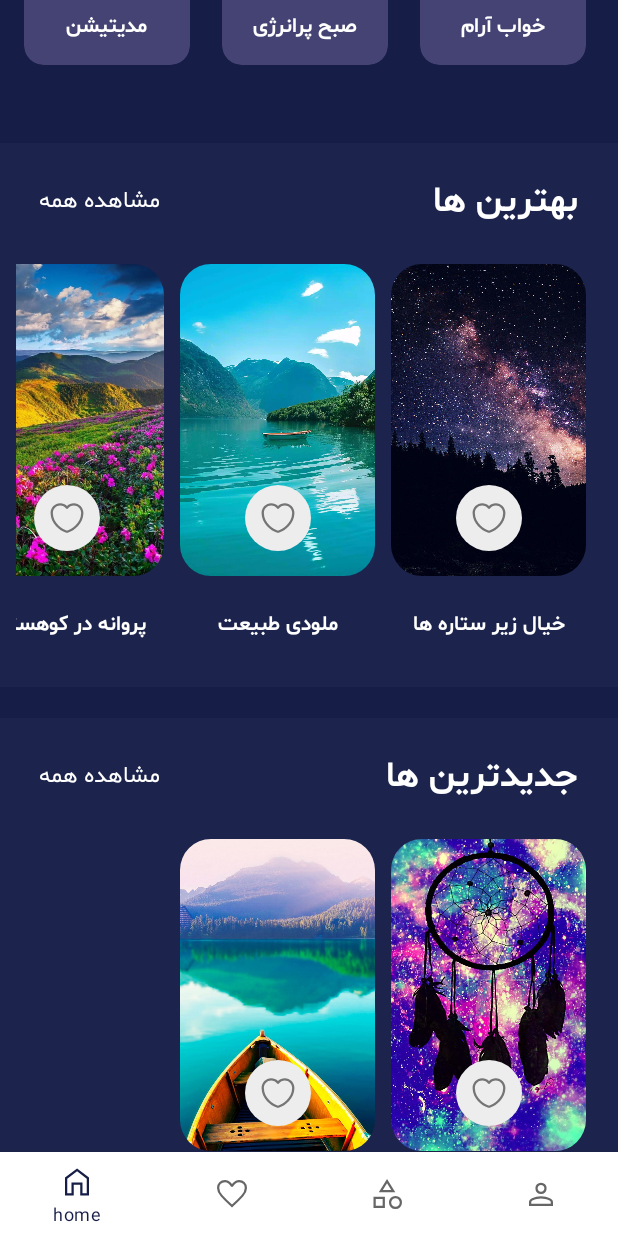
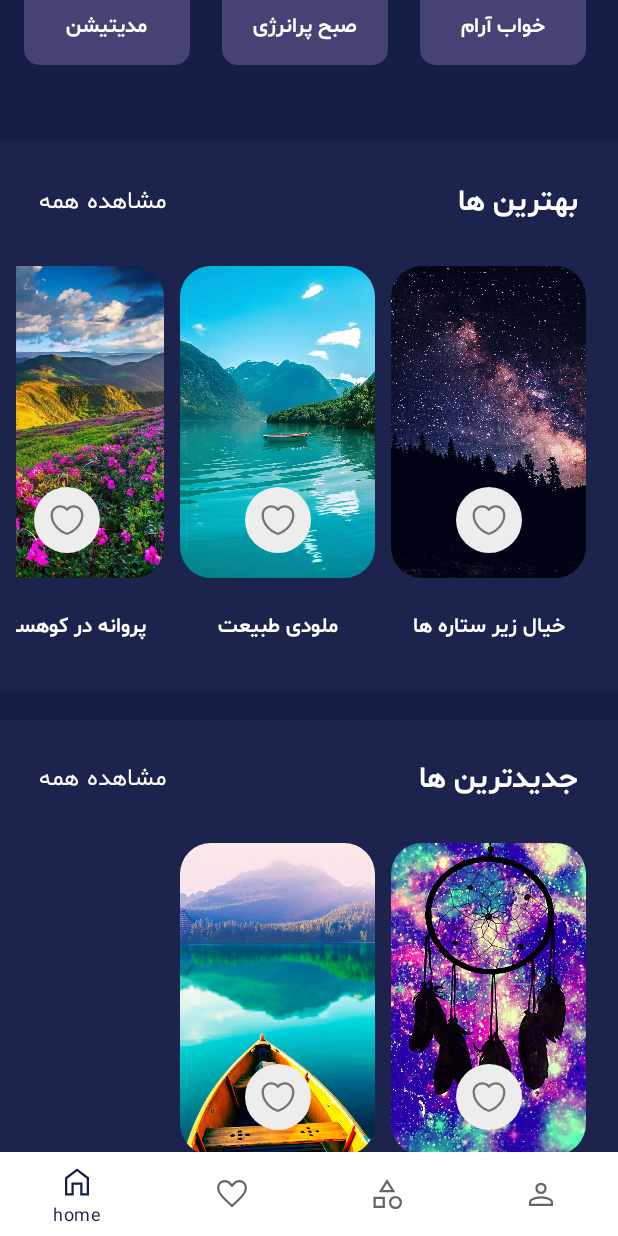
Before and after one commit to AndroidFPN/DreamApp, an Android app: the screen it shows after launch (MainActivity), scrolled down 540 dp, on a phone screen of 412 x 824 dp. Run offline under Robolectric (Android 15) with nearby library versions, the phone set to English and light mode, and no system bars; our stand-ins replace Dagger/Hilt's generated code, Room's generated code, navigation-ui, sdp/ssp sizes.

Commit message:
Add some app styles and refactor views attributes in layouts.

```diff
--- a/app/src/main/res/layout/activity_main.xml
+++ b/app/src/main/res/layout/activity_main.xml
@@ -6,7 +6,7 @@
     android:layout_height="match_parent"
     tools:context=".MainActivity">
 
-    <fragment
+    <androidx.fragment.app.FragmentContainerView
         android:id="@+id/navHostFragment"
         android:name="androidx.navigation.fragment.NavHostFragment"
         android:layout_width="0dp"
--- a/app/src/main/res/layout/home_category_item.xml
+++ b/app/src/main/res/layout/home_category_item.xml
@@ -1,15 +1,13 @@
 <?xml version="1.0" encoding="utf-8"?>
 <com.google.android.material.card.MaterialCardView xmlns:android="http://schemas.android.com/apk/res/android"
     xmlns:app="http://schemas.android.com/apk/res-auto"
+    xmlns:tools="http://schemas.android.com/tools"
     android:layout_width="wrap_content"
     android:layout_height="wrap_content"
-    android:background="@android:color/transparent"
+    android:layout_marginStart="@dimen/_8sdp"
+    android:layout_marginEnd="@dimen/_8sdp"
     android:minWidth="@dimen/_85sdp"
     app:cardBackgroundColor="@color/deep_purple500_30Transparency"
-    app:cardCornerRadius="@dimen/_10sdp"
-    android:layout_marginEnd="@dimen/_8sdp"
-    android:layout_marginStart="@dimen/_8sdp"
-    app:cardElevation="0dp"
     app:contentPaddingBottom="@dimen/_12sdp"
     app:contentPaddingLeft="@dimen/_16sdp"
     app:contentPaddingRight="@dimen/_16sdp"
@@ -24,8 +22,7 @@
 
         <androidx.appcompat.widget.AppCompatImageView
             android:id="@+id/categoryIcon"
-            android:layout_width="@dimen/_36sdp"
-            android:layout_height="@dimen/_36sdp"
+            style="@style/ImageView.Medium"
             app:srcCompat="@drawable/category_icon" />
 
         <com.google.android.material.textview.MaterialTextView
@@ -33,9 +30,8 @@
             android:layout_width="wrap_content"
             android:layout_height="wrap_content"
             android:layout_marginTop="@dimen/_4sdp"
+            android:textAppearance="@style/TextAppearance.MaterialComponents.Body2"
             android:textStyle="bold"
-            android:text="خواب آرام"
-            android:textAppearance="@style/TextAppearance.MaterialComponents.Body2"
-            android:textColor="@color/white" />
+            tools:text="خواب آرام" />
     </LinearLayout>
 </com.google.android.material.card.MaterialCardView>
--- a/app/src/main/res/layout/home_recycler_layout.xml
+++ b/app/src/main/res/layout/home_recycler_layout.xml
@@ -4,7 +4,7 @@
     xmlns:tools="http://schemas.android.com/tools"
     android:layout_width="match_parent"
     android:layout_height="wrap_content"
-    android:background="#0D879ABF">
+    android:background="@color/gray">
 
     <com.google.android.material.textview.MaterialTextView
         android:id="@+id/viewAllTv"
@@ -12,8 +12,7 @@
         android:layout_height="wrap_content"
         android:layout_margin="@dimen/_20sdp"
         android:text="@string/view_all_text"
-        android:textColor="@color/white"
-        android:textSize="@dimen/_12ssp"
+        android:textAppearance="@style/TextAppearance.MaterialComponents.Body1"
         app:layout_constraintStart_toStartOf="parent"
         app:layout_constraintTop_toTopOf="parent" />
 
@@ -24,8 +23,7 @@
         android:layout_marginEnd="@dimen/_20sdp"
         android:gravity="end"
         android:text="@string/best_text"
-        android:textAppearance="@style/TextAppearance.MaterialComponents.Headline5"
-        android:textColor="@color/white"
+        android:textAppearance="@style/TextAppearance.MaterialComponents.Headline6"
         android:textStyle="bold"
         app:layout_constraintBottom_toBottomOf="@+id/viewAllTv"
         app:layout_constraintEnd_toEndOf="parent"
--- a/app/src/main/res/layout/layout_sugestion_banner.xml
+++ b/app/src/main/res/layout/layout_sugestion_banner.xml
@@ -4,7 +4,6 @@
     android:id="@+id/suggestCardView"
     android:layout_width="match_parent"
     android:layout_height="wrap_content"
-    app:cardElevation="0dp"
     android:backgroundTint="@color/deep_purple500_40Transparency">
 
     <androidx.constraintlayout.widget.ConstraintLayout xmlns:android="http://schemas.android.com/apk/res/android"
@@ -28,8 +27,8 @@
             android:layout_width="0dp"
             android:layout_height="wrap_content"
             android:text="الان استرس داری؟"
+            android:textStyle="bold"
             android:textAppearance="@style/TextAppearance.MaterialComponents.Headline6"
-            android:textColor="@color/white"
             app:layout_constraintEnd_toEndOf="parent"
             app:layout_constraintStart_toEndOf="@+id/ivSuggestionBanner"
             app:layout_constraintTop_toTopOf="parent" />
@@ -38,10 +37,8 @@
             android:id="@+id/tvDescription"
             android:layout_width="0dp"
             android:layout_height="wrap_content"
-           android:textStyle="bold"
             android:text="الان استرس داری؟"
             android:textAppearance="@style/TextAppearance.MaterialComponents.Body1"
-            android:textColor="@color/white"
             app:layout_constraintEnd_toEndOf="parent"
             app:layout_constraintStart_toEndOf="@+id/ivSuggestionBanner"
             app:layout_constraintTop_toBottomOf="@+id/tvTitle" />
--- a/app/src/main/res/layout/row_recycler.xml
+++ b/app/src/main/res/layout/row_recycler.xml
@@ -34,7 +34,6 @@
         android:layout_marginTop="@dimen/_16sdp"
         android:textStyle="bold"
         android:textAppearance="@style/TextAppearance.AppCompat.Body2"
-        android:textColor="@color/white"
         app:layout_constraintEnd_toEndOf="parent"
         app:layout_constraintStart_toStartOf="parent"
         app:layout_constraintTop_toBottomOf="@+id/ivFavorite"
--- a/app/src/main/res/values/colors.xml
+++ b/app/src/main/res/values/colors.xml
@@ -270,7 +270,5 @@
      <color name="Shadow2">#ffc8bbfd</color>
      <color name="Shadow1">#ffded6fe</color>
      <color name="Shadow0">#fff4f2ff</color>
-
-
-
+    <color name="gray">#0D879ABF</color>
 </resources>
--- a/app/src/main/res/values/themes.xml
+++ b/app/src/main/res/values/themes.xml
@@ -9,10 +9,37 @@
         <item name="colorOnSecondary">@color/black</item>
         <item name="android:statusBarColor">?attr/colorPrimaryVariant</item>
         <item name="fontFamily">@font/shabnam_font</item>
+        <item name="materialCardViewStyle">@style/CardView.Base</item>
+        <item name="android:textViewStyle">@style/TextView.Base</item>
     </style>
 
-    <style name="Light_TextStyle">
+    <style name="TextView.Base" parent="Widget.AppCompat.TextView">
+        <item name="android:textColor">@color/white</item>
+    </style>
+
+    <style name="CardView.Base" parent="Widget.MaterialComponents.CardView">
+        <item name="cardElevation">0dp</item>
+        <item name="backgroundColor">@android:color/transparent</item>
+        <item name="cardCornerRadius">@dimen/_8sdp</item>
+    </style>
+
+    <style name="TextView.Style.Light" parent="TextView.Base">
         <item name="fontFamily">@font/shabnam_light</item>
+    </style>
+
+    <style name="ImageView.Small" parent="">
+        <item name="android:layout_width">@dimen/_24sdp</item>
+        <item name="android:layout_height">@dimen/_24sdp</item>
+    </style>
+
+    <style name="ImageView.Medium" parent="">
+        <item name="android:layout_width">@dimen/_36sdp</item>
+        <item name="android:layout_height">@dimen/_36sdp</item>
+    </style>
+
+    <style name="ImageView.Large" parent="">
+        <item name="android:layout_width">@dimen/_48sdp</item>
+        <item name="android:layout_height">@dimen/_48sdp</item>
     </style>
 
     <style name="AppBar" parent="Widget.MaterialComponents.Toolbar.Primary">
```
Also changed, not shown: app/src/main/res/layout/layout_home_musice_banner.xml (+5 -5 lines).
